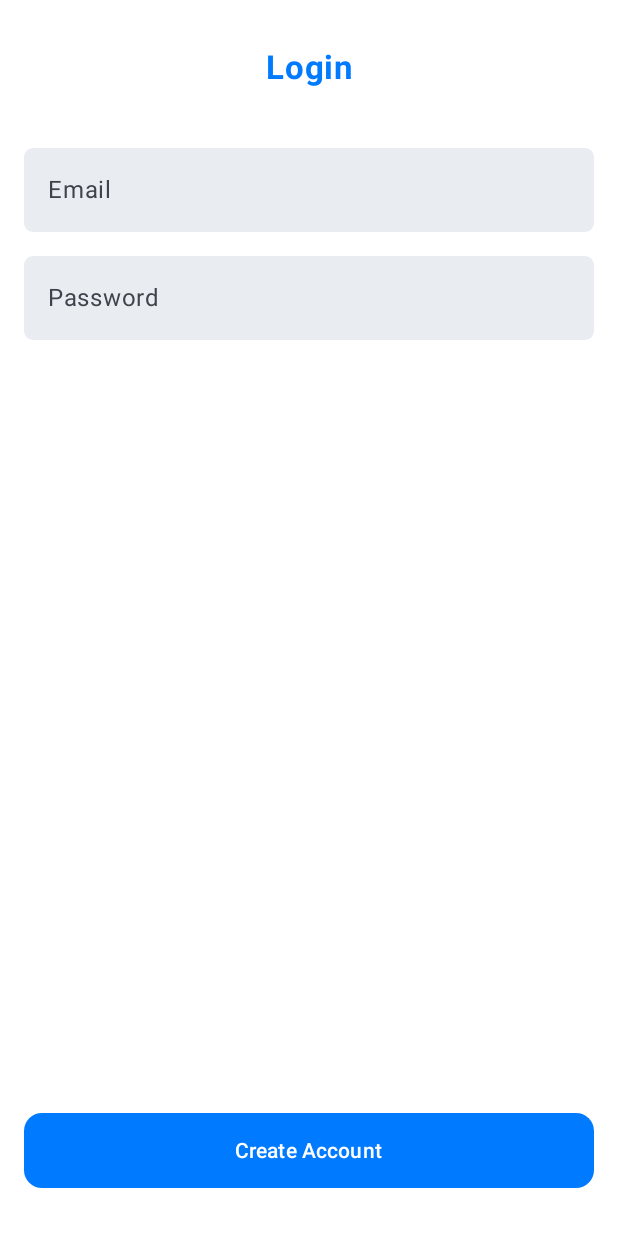
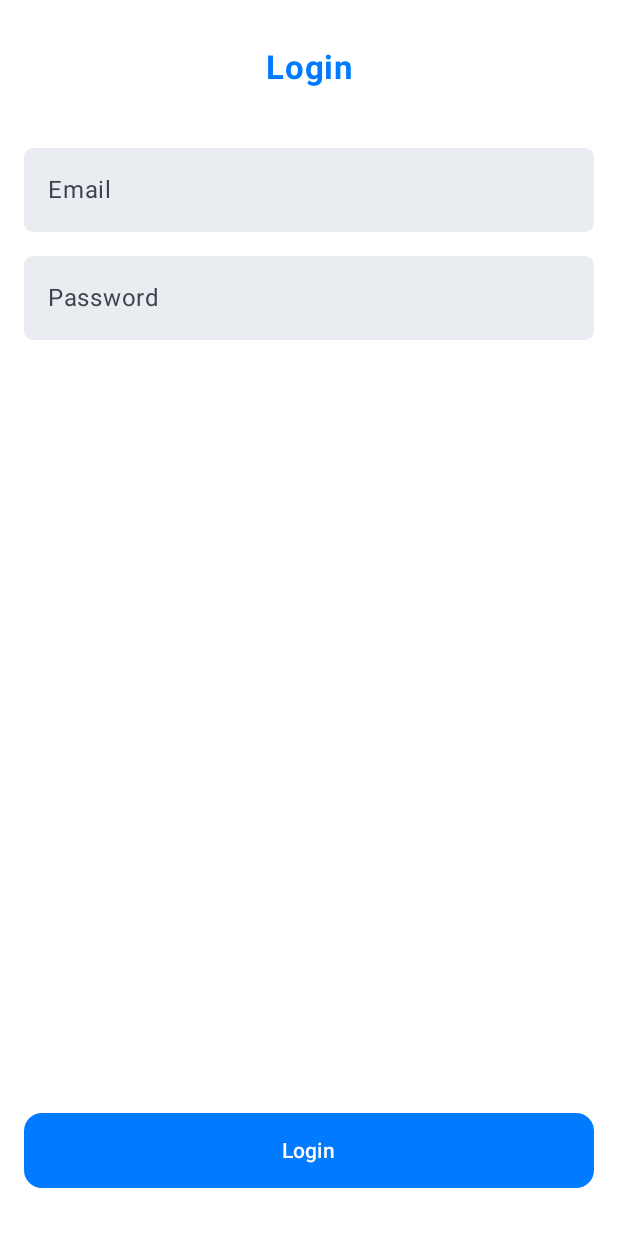
Before and after one commit to Abdulqa/House-Call-Assessment, an Android app built with Jetpack Compose: the screen it shows after launch (MainActivity), after a tap on "I have an account", on a phone screen of 412 x 824 dp. Run offline under Robolectric (Android 15) with nearby library versions, the phone set to English and light mode, and no system bars; our stand-ins replace Dagger/Hilt's generated code, Firebase (no records; nobody signed in at launch, a user with empty details on screens opened directly).

Commit message:
added appropriate navigation events in screens (create account, login)

```diff
--- a/app/src/main/java/com/example/housecall_takehomeassissment/presentation/navigation/screens/createaccount/CreateAccountScreen.kt
+++ b/app/src/main/java/com/example/housecall_takehomeassissment/presentation/navigation/screens/createaccount/CreateAccountScreen.kt
@@ -30,6 +30,7 @@ import androidx.compose.ui.unit.sp
 import androidx.hilt.navigation.compose.hiltViewModel
 import androidx.navigation.NavHostController
 import androidx.navigation.compose.rememberNavController
+import com.example.housecall_takehomeassissment.presentation.Routes
 import com.example.housecall_takehomeassissment.presentation.navigation.screens.createaccount.model.CreateAccountEvent
 import com.example.housecall_takehomeassissment.presentation.navigation.screens.createaccount.model.CreateAccountScreenUiCallbacks
 import com.example.housecall_takehomeassissment.presentation.theme.Blue
@@ -54,6 +55,7 @@ fun CreateAccountScreen(
 
                 CreateAccountScreenUiCallbacks.AccountCreated -> {
                     Toast.makeText(context, "Account Created Successfully", Toast.LENGTH_SHORT).show()
+                    navController.navigate(Routes.MY_MEDICATION)
                 }
             }
         }
--- a/app/src/main/java/com/example/housecall_takehomeassissment/presentation/navigation/screens/login/LoginScreen.kt
+++ b/app/src/main/java/com/example/housecall_takehomeassissment/presentation/navigation/screens/login/LoginScreen.kt
@@ -56,7 +56,8 @@ fun LoginScreen(
                 }
 
                 LoginScreenUiCallbacks.LoginSuccess -> {
-
+                    // navigate to my medicaiton screen
+                    navController.navigate(Routes.MY_MEDICATION)
                 }
             }
         }
@@ -125,7 +126,7 @@ fun LoginScreen(
             shape = RoundedCornerShape(12.dp),
             colors = ButtonDefaults.buttonColors(containerColor = Blue)
         ) {
-            Text(text = "Create Account", color = Color.White)
+            Text(text = "Login", color = Color.White)
         }
     }
 }
```
